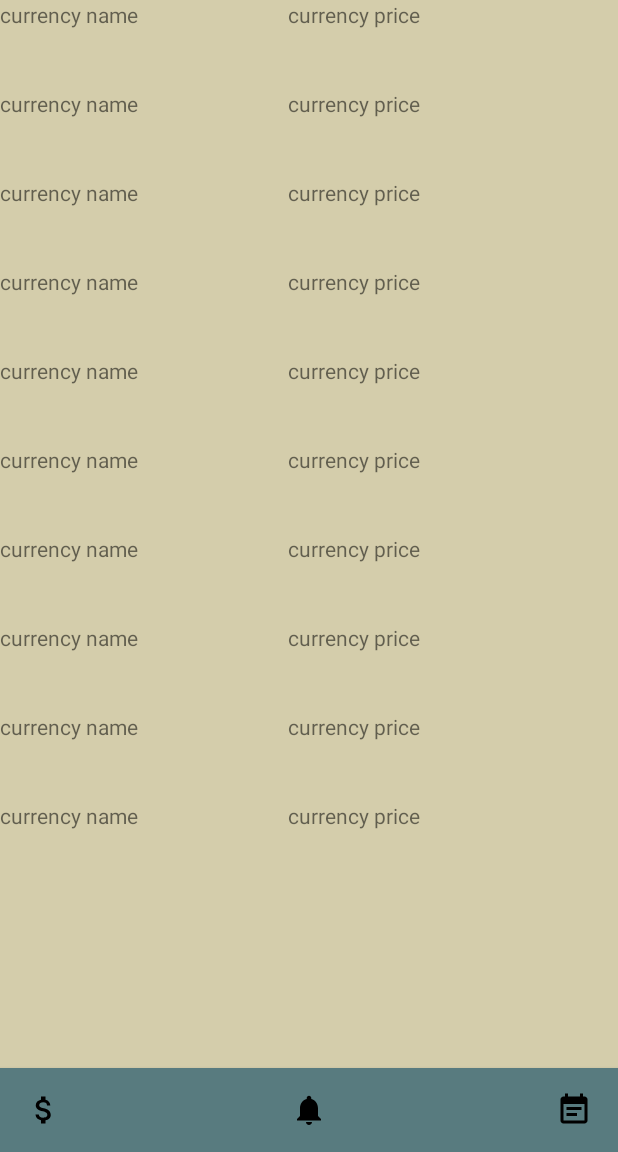
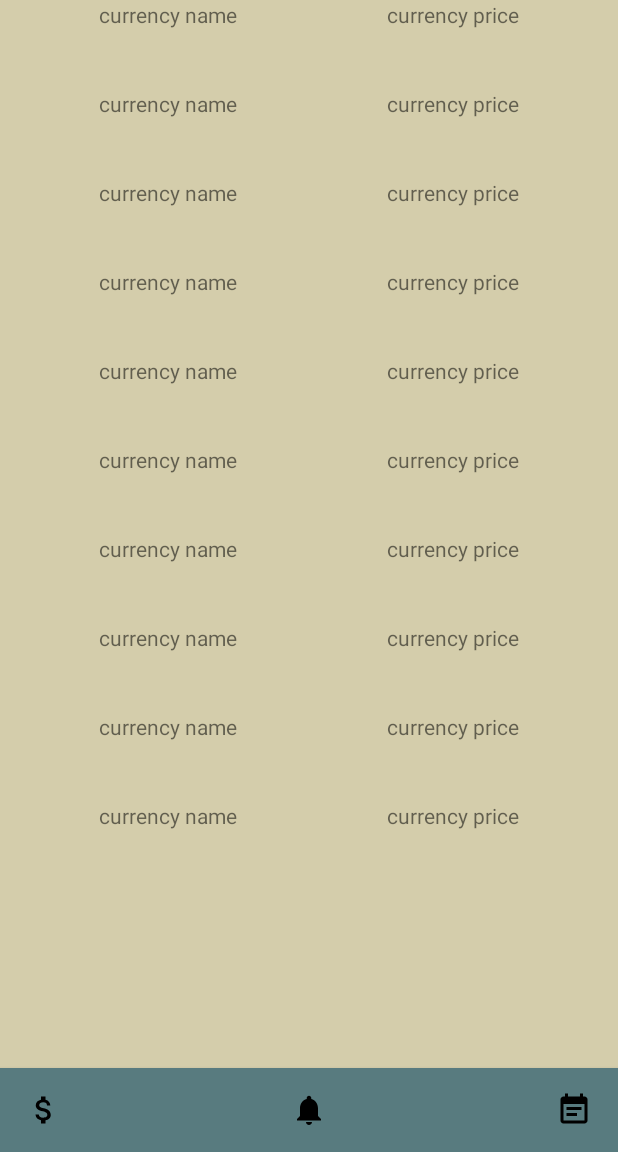
Before and after one commit to TheKoolAidThatKares/ChoppingBlock, an Android app: the Activity2 screen opened directly, with no data from a screen before it, on a phone screen of 412 x 824 dp, the part 84-1236 px from its top. Run offline under Robolectric (Android 15) with nearby library versions, the phone set to English and light mode, and no system bars; network calls fail.

```diff
--- a/app/src/main/res/layout/activity_2.xml
+++ b/app/src/main/res/layout/activity_2.xml
@@ -48,12 +48,14 @@
         android:layout_height="wrap_content"
         android:layout_above="@id/bottom_toolbar"
         android:layout_below="@id/action_bar"
-        android:fillViewport="true">
+        android:fillViewport="true"
+        android:layout_centerHorizontal="true">
 
         <RelativeLayout
             android:layout_width="wrap_content"
             android:layout_height="wrap_content"
-            android:orientation="vertical">
+            android:orientation="vertical"
+            android:layout_gravity="">
 
             <TextView
                 android:id="@+id/currency_name_1"
```
